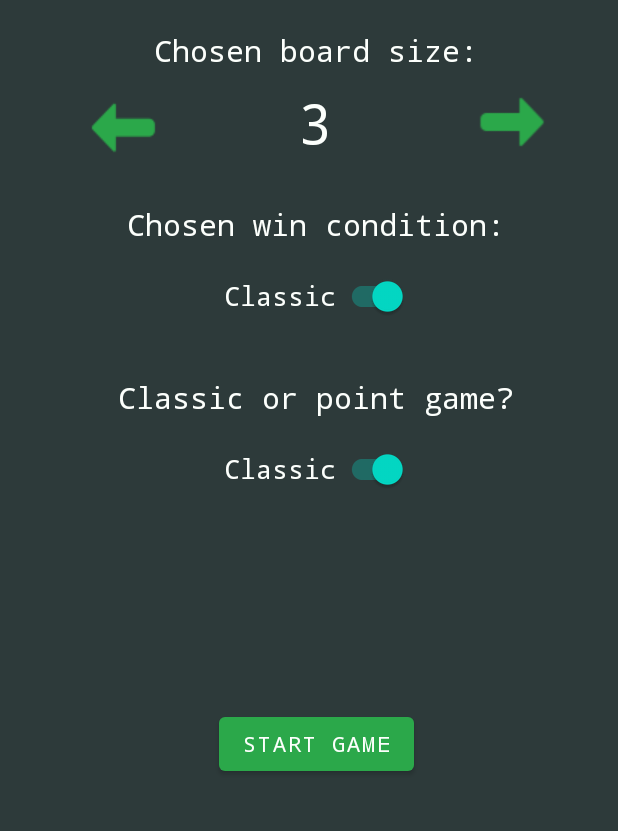
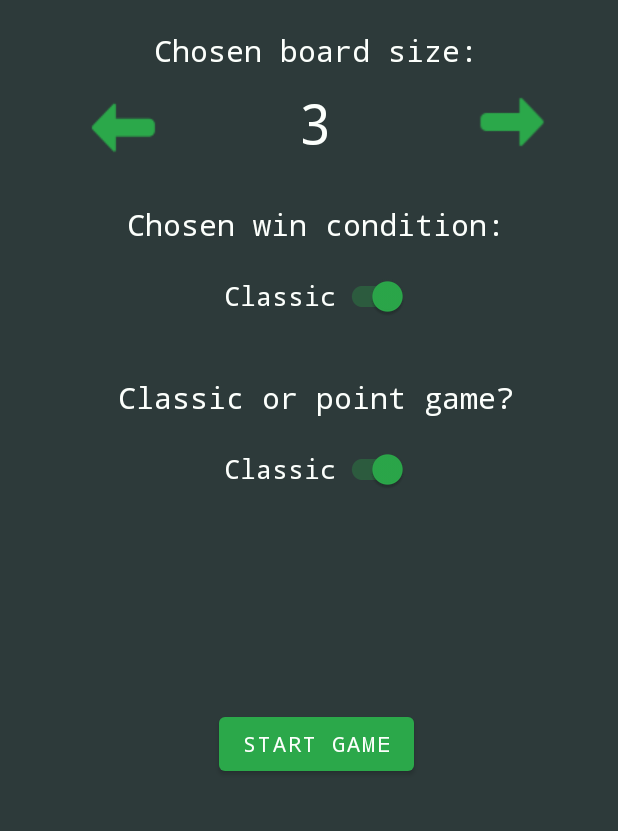
Before and after one commit to SpectraL519/TicTacToe-PWr, an Android app: the screen it shows after launch (ChooseGameTypeActivity), after a tap on "1 VS 1 ON ONE PHONE", on a phone screen of 412 x 824 dp, the part 213-1044 px from its top. Run offline under Robolectric (Android 15) with nearby library versions, the phone set to English and light mode, and no system bars.

Commit message:
cosmetic changes

```diff
--- a/app/src/main/java/com/tictactoe_master/MainActivity.kt
+++ b/app/src/main/java/com/tictactoe_master/MainActivity.kt
@@ -3,6 +3,7 @@ package com.tictactoe_master
 import android.content.Intent
 import androidx.appcompat.app.AppCompatActivity
 import android.os.Bundle
+import android.widget.Toast
 import androidx.cardview.widget.CardView
 
 class MainActivity : AppCompatActivity() {
@@ -28,17 +29,20 @@ class MainActivity : AppCompatActivity() {
         }
 
         this.oneVsBotCV.setOnClickListener {
-            this.startGame("1_v_bot")
+            // this.startGame("1_v_bot")
+            Toast.makeText(this, "This funcionality is not yet implemented", Toast.LENGTH_SHORT).show()
         }
 
         this.oneVsOneOnlineCV.setOnClickListener {
-            this.startGame("1_v_1_online")
+            // this.startGame("1_v_1_online")
+            Toast.makeText(this, "This funcionality is not yet implemented", Toast.LENGTH_SHORT).show()
         }
     }
 
-    private fun startGame(gameMode: String) {
-        val gameIntent = Intent(this, ChooseGameTypeActivity::class.java)
-        gameIntent.putExtra("game_mode", gameMode)
+    private fun startGame (gameMode: String) {
+        val gameIntent = Intent(this, ChooseGameTypeActivity::class.java).apply {
+            putExtra("game_mode", gameMode)
+        }
         startActivity(gameIntent)
     }
 
--- a/app/src/main/java/com/tictactoe_master/logic/win_condition/IWinCondition.kt
+++ b/app/src/main/java/com/tictactoe_master/logic/win_condition/IWinCondition.kt
@@ -1,5 +1,7 @@
 package com.tictactoe_master.logic.win_condition
 
+import android.content.Context
+import android.widget.Toast
 import com.tictactoe_master.logic.utils.GameBoard
 import com.tictactoe_master.logic.utils.Status
 
--- a/app/src/main/res/layout/activity_choose_game_type.xml
+++ b/app/src/main/res/layout/activity_choose_game_type.xml
@@ -9,13 +9,13 @@
     app:constraint_referenced_tags="0dp"
     tools:context=".ChooseGameTypeActivity"
     android:layout_marginStart="10dp"
-    android:layout_marginTop="10dp">
+    android:layout_marginTop="10dp"
+    android:theme="@style/Theme.TicTacToeMaster">
 
     <TextView
         android:id="@+id/coins_tv"
         android:layout_width="wrap_content"
         android:layout_height="wrap_content"
-        android:fontFamily="monospace"
         android:text="0 coins"
         android:textSize="20sp" />
 
@@ -24,7 +24,6 @@
         android:layout_width="match_parent"
         android:layout_height="wrap_content"
         android:layout_marginTop="20dp"
-        android:fontFamily="monospace"
         android:gravity="center"
         android:text="@string/title_screen_text"
         android:textSize="34sp" />
@@ -98,9 +97,9 @@
             android:layout_height="wrap_content"
             android:layout_gravity="center"
             android:gravity="center"
-            android:textSize="18dp"
+            android:textSize="18sp"
+            android:textColor="@color/text_color"
             android:text="@string/classic_win_condition"
-            android:textColor="@color/text_color"
             tools:ignore="UseSwitchCompatOrMaterialXml" />
 
 
--- a/app/src/main/res/values/themes.xml
+++ b/app/src/main/res/values/themes.xml
@@ -8,5 +8,8 @@
         <item name="android:windowBackground">@color/bg_color</item>
         <item name="android:textColor">@color/text_color</item>
         <item name="android:fontFamily">monospace</item>
+
+        <!-- switch color -->
+        <item name="colorControlActivated">@color/light_green</item>a
     </style>
 </resources>
```
Also changed, not shown: app/src/main/java/com/tictactoe_master/ChooseGameTypeActivity.kt (+7 -6 lines), app/src/main/java/com/tictactoe_master/GameActivity.kt (+18 -4 lines), app/src/main/java/com/tictactoe_master/logic/game/ClassicGame.kt (+2 -14 lines), app/src/main/java/com/tictactoe_master/logic/game/PointGame.kt (+2 -7 lines).
